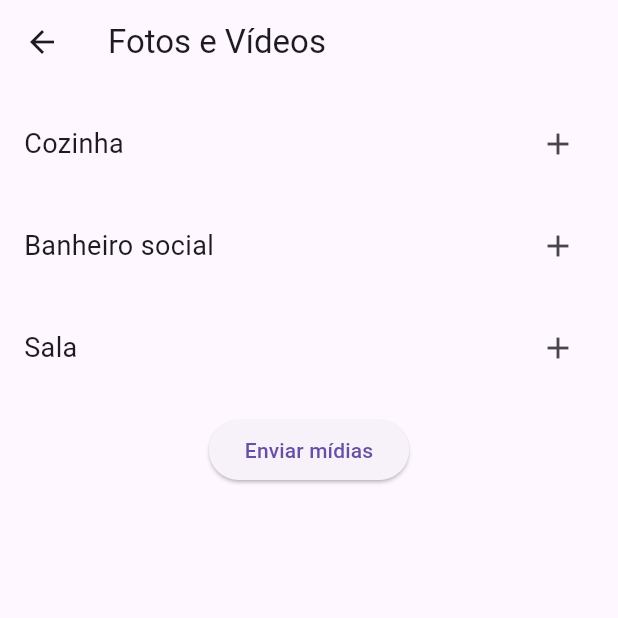
After one commit to xepoto/quantovaleapp, a Flutter app: the TelaFotosVideos screen opened directly, on a phone screen of 412 x 824 dp, the top half of it. The commit adds this screen. Run offline on Flutter 3.47's test engine with Material 3 defaults, Android fonts, the phone set to English and light mode, and no system bars; our stand-ins replace file_picker, flutter_form_builder, form_builder_validators.

Commit message:
Novas telas + logo

```diff
--- a/lib/telas/dados_imovel/widgets/dropdown_customizado.dart
+++ b/lib/telas/dados_imovel/widgets/dropdown_customizado.dart
@@ -8,11 +8,11 @@ class DropdownCustomizado extends StatefulWidget {
   final List<String> options;
 
   const DropdownCustomizado({
-    Key? key,
+    super.key,
     required this.name,
     required this.labelText,
     required this.options,
-  }) : super(key: key);
+  });
 
   @override
   _DropdownCustomizadoState createState() => _DropdownCustomizadoState();
--- /dev/null
+++ b/lib/telas/fotos_videos/fotos_videos.dart
@@ -0,0 +1,167 @@
+import 'package:flutter/material.dart';
+import 'package:file_picker/file_picker.dart';
+import 'dart:io'; // Necessário para usar File
+
+import '/telas/widgets_compartilhados/popup_sucesso.dart';
+import '../lista_verificacoes/lista_verificacoes.dart';
+
+class TelaFotosVideos extends StatefulWidget {
+  const TelaFotosVideos({super.key});
+
+  @override
+  State<TelaFotosVideos> createState() => _TelaFotosVideosState();
+}
+
+class _TelaFotosVideosState extends State<TelaFotosVideos> {
+  Map<String, List<PlatformFile>> arquivosPorSessao = {
+    'Cozinha': [],
+    'Banheiro social': [],
+    'Sala': [],
+  };
+
+  Future<void> selecionarArquivo(String sessao) async {
+    FilePickerResult? result = await FilePicker.platform.pickFiles(
+      type: FileType.image,
+      allowMultiple: true,
+    );
+
+    if (result != null) {
+      setState(() {
+        arquivosPorSessao[sessao]?.addAll(result.files);
+      });
+    } else {
+      // cancelou a seleção
+    }
+  }
+
+  void removerArquivo(String sessao, PlatformFile arquivo) {
+    setState(() {
+      arquivosPorSessao[sessao]?.remove(arquivo);
+    });
+  }
+
+  Future<void> enviarArquivos() async {
+    // apenas simulação, sem upload real
+    await Future.delayed(const Duration(seconds: 1));
+    print('Arquivos enviados');
+  }
+
+  void abrirFotoEmTelaCheia(String path) {
+    showDialog(
+      context: context,
+      builder: (BuildContext context) {
+        return Dialog(
+          child: Container(
+            color: Colors.black,
+            child: Center(
+              child: Image.file(
+                File(path),
+                fit: BoxFit.contain,
+              ),
+            ),
+          ),
+        );
+      },
+    );
+  }
+
+  Widget buildSessao(String nomeSessao) {
+    return Column(
+      crossAxisAlignment: CrossAxisAlignment.start,
+      children: [
+        Row(
+          mainAxisAlignment: MainAxisAlignment.spaceBetween,
+          children: [
+            Text(
+              nomeSessao,
+              style: const TextStyle(fontSize: 18),
+            ),
+            IconButton(
+              icon: const Icon(Icons.add),
+              onPressed: () => selecionarArquivo(nomeSessao),
+            ),
+          ],
+        ),
+        Wrap(
+          children: arquivosPorSessao[nomeSessao]!
+              .map((arquivo) => GestureDetector(
+                    onTap: () => abrirFotoEmTelaCheia(arquivo.path!),
+                    child: Stack(
+                      children: [
+                        Container(
+                          margin: EdgeInsets.all(5),
+                          width: 100,
+                          height: 100,
+                          decoration: BoxDecoration(
+                            image: DecorationImage(
+                              image: FileImage(File(arquivo.path!)),
+                              fit: BoxFit.cover,
+                            ),
+                            borderRadius: BorderRadius.circular(10),
+                          ),
+                        ),
+                        Positioned(
+                          top: 0,
+                          right: 0,
+                          child: IconButton(
+                            icon: const Icon(Icons.close, color: Colors.red),
+                            onPressed: () =>
+                                removerArquivo(nomeSessao, arquivo),
+                          ),
+                        ),
+                      ],
+                    ),
+                  ))
+              .toList(),
+        ),
+        const SizedBox(height: 20),
+      ],
+    );
+  }
+
+  @override
+  Widget build(BuildContext context) {
+    return Scaffold(
+      appBar: AppBar(
+        title: const Text('Fotos e Vídeos'),
+      ),
+      body: Padding(
+        padding: const EdgeInsets.all(16.0),
+        child: ListView(
+          children: [
+            ...arquivosPorSessao.keys
+                .map((sessao) => buildSessao(sessao)),
+
+            Center(child:
+            ElevatedButton(
+              onPressed: () async {
+                if (arquivosPorSessao.isNotEmpty) {
+                  await enviarArquivos();
+                  showDialog(
+                    context: context,
+                    builder: (BuildContext context) {
+                      return const PopupSucesso(
+                        mensagem: 'Arquivos enviados com sucesso.',
+                        proxTela: ListaDeVerificacao(),
+                      );
+                    },
+                  );
+                } else {
+                  showDialog(
+                    context: context,
+                    builder: (BuildContext context) {
+                      return const PopupSucesso(
+                        mensagem: 'Nenhum arquivo foi selecionado.',
+                      );
+                    },
+                  );
+                }
+              },
+              child: const Text('Enviar mídias'),
+            ),)
+          ],
+        ),
+      ),
+    );
+  }
+}
--- a/pubspec.yaml
+++ b/pubspec.yaml
@@ -37,6 +37,9 @@ dependencies:
   cupertino_icons: ^1.0.6
   flutter_form_builder: ^9.3.0
   form_builder_validators: ^11.0.0
+  file_picker: ^8.0.6
+  http: ^1.2.2
+  url_launcher: ^6.3.0
 
 dev_dependencies:
   flutter_test:
@@ -54,7 +57,8 @@ dev_dependencies:
 
 # The following section is specific to Flutter packages.
 flutter:
-
+  assets:
+    - assets/
   # The following line ensures that the Material Icons font is
   # included with your application, so that you can use the icons in
   # the material Icons class.
```
Also changed, not shown: lib/main.dart (+86 -8 lines), lib/telas/dados_imovel/dados_imovel.dart (+15 -9 lines), lib/telas/documentos_anexos/documentos_anexos.dart (added, +120 -0 lines), lib/telas/finalizacao/finalizacao.dart (added, +49 -0 lines), lib/telas/lista_verificacoes/lista_verificacoes.dart (added, +70 -0 lines), lib/telas/widgets_compartilhados/popup_sucesso.dart (renamed from lib/telas/dados_imovel/widgets/popup_sucesso.dart, +9 -3 lines), assets/logo.png (added), assets/play.png (added), pubspec.lock, 6 other files.
